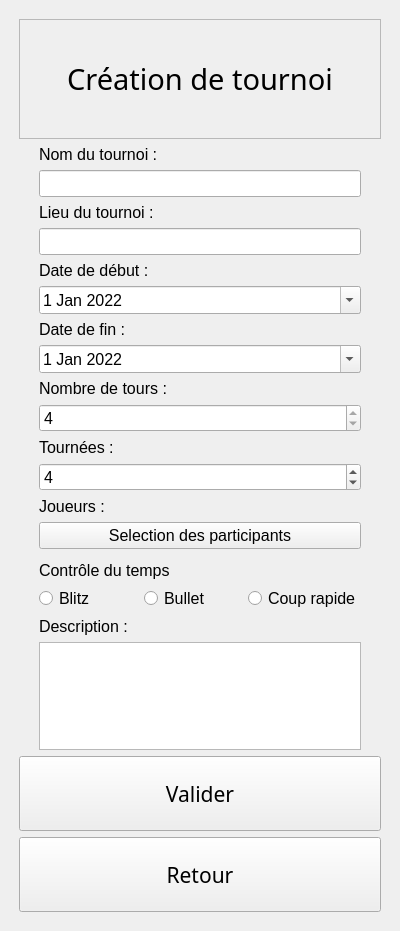
Old version of the form views/qt_ux/new_tournament.ui in the repository Gremy44/P4_repository.
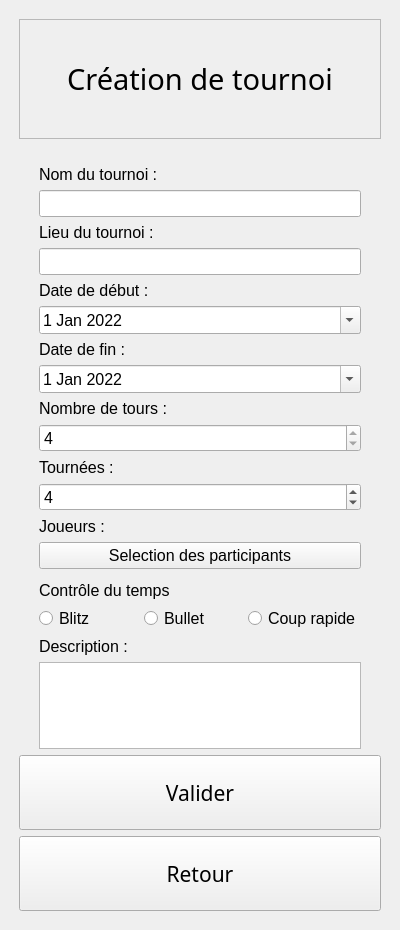
New version of the form.

The edit to the form file:
```diff
--- a/views/qt_ux/new_tournament.ui
+++ b/views/qt_ux/new_tournament.ui
@@ -7,7 +7,7 @@
     <x>0</x>
     <y>0</y>
     <width>400</width>
-    <height>931</height>
+    <height>930</height>
    </rect>
   </property>
   <property name="windowTitle">
@@ -54,6 +54,17 @@
         </property>
        </widget>
       </item>
+      <item>
+       <widget class="QLabel" name="label_11">
+        <property name="styleSheet">
+         <string notr="true">color: rgb(255, 0, 0);
+</string>
+        </property>
+        <property name="text">
+         <string/>
+        </property>
+       </widget>
+      </item>
       <item>
        <layout class="QFormLayout" name="formLayout">
         <property name="rowWrapPolicy">
```
